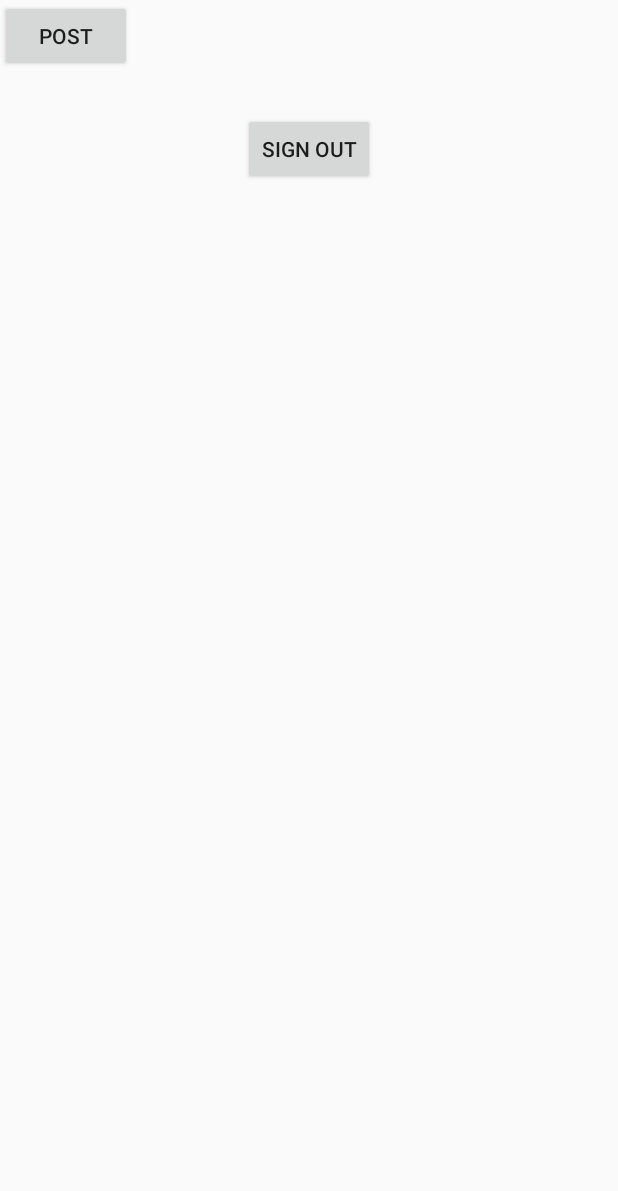
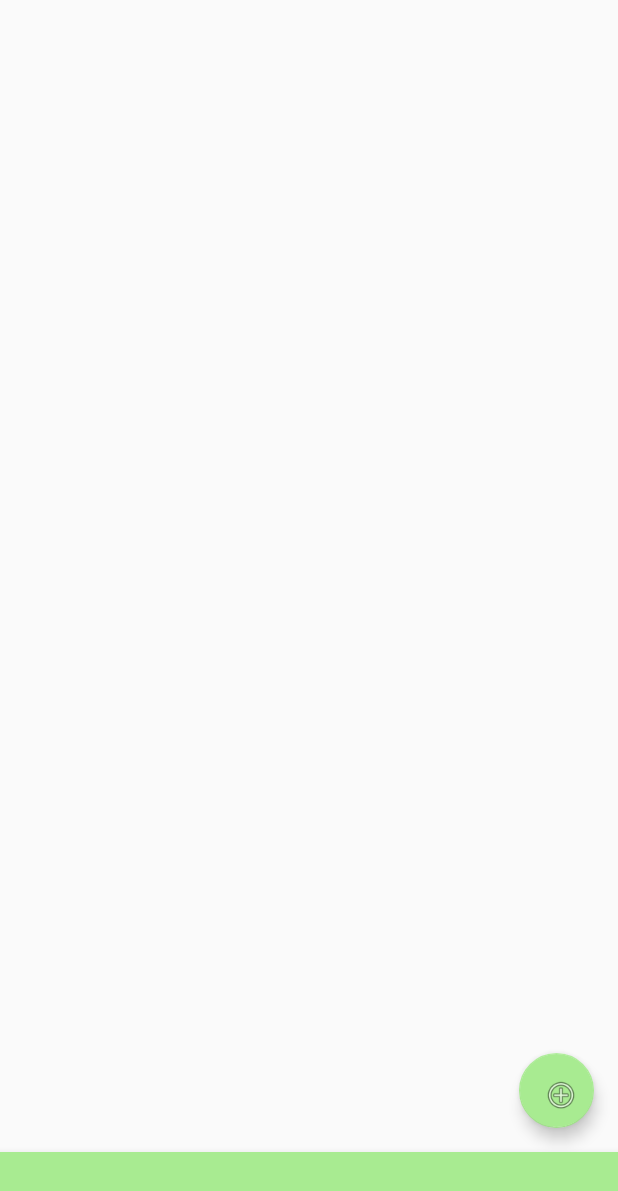
Before and after one commit to Aratnor/AhbapApp, an Android app: the layout activity_main.xml on its own in the app's theme, with its tools: preview values and no code run, on a phone screen of 412 x 824 dp. Shown: the top 1191 px of the screen. Run offline under Robolectric (Android 15) with nearby library versions, the phone set to English and light mode, and no system bars.

Commit message:
add bottom nav

```diff
--- a/app/src/main/res/layout/activity_main.xml
+++ b/app/src/main/res/layout/activity_main.xml
@@ -7,30 +7,28 @@
     android:layout_height="match_parent"
     tools:context="com.example.pasta.ahbapapp.MainActivity">
 
-  <TextView
-      android:id="@+id/textView"
-      android:layout_width="wrap_content"
+  <android.support.design.widget.FloatingActionButton
+      android:id="@+id/addPostBtn"
+      android:layout_width="50dp"
+      android:layout_height="50dp"
+      android:layout_marginBottom="16dp"
+      android:layout_marginEnd="16dp"
+      android:clickable="true"
+      android:focusable="true"
+      app:backgroundTint="@color/colorPrimary"
+      app:layout_constraintBottom_toTopOf="@+id/mainBottomNav"
+      app:layout_constraintEnd_toEndOf="parent"
+      app:srcCompat="@android:drawable/ic_menu_add" />
+
+  <android.support.design.widget.BottomNavigationView
+      android:id="@+id/mainBottomNav"
+      android:layout_width="0dp"
       android:layout_height="wrap_content"
-      android:textSize="50sp"
-      />
-  <Button
-      android:id="@+id/sign_out"
-      android:layout_width="wrap_content"
-      android:layout_height="wrap_content"
-      android:layout_marginEnd="8dp"
-      android:layout_marginStart="8dp"
-      android:layout_marginTop="8dp"
-      android:text="Sign Out"
+      android:background="@color/colorPrimary"
+      app:menu="@menu/bottom_menu"
+      app:layout_constraintBottom_toBottomOf="parent"
       app:layout_constraintEnd_toEndOf="parent"
-      app:layout_constraintStart_toStartOf="parent"
-      app:layout_constraintTop_toBottomOf="@+id/textView"
-      />
+      app:layout_constraintStart_toStartOf="parent" />
 
-  <Button
-      android:layout_width="wrap_content"
-      android:layout_height="wrap_content"
-      android:text="Post"
-      android:id="@+id/post"
-      />
 
 </android.support.constraint.ConstraintLayout>
--- /dev/null
+++ b/app/src/main/res/menu/bottom_menu.xml
@@ -0,0 +1,10 @@
+<?xml version="1.0" encoding="utf-8"?>
+<menu xmlns:app="http://schemas.android.com/apk/res-auto"
+    xmlns:android="http://schemas.android.com/apk/res/android">
+
+    <item
+        android:id="@+id/home"
+        android:icon="@drawable/googleg_standard_color_18"
+        android:title="Anasayfa"
+        android:visible="true" />
+</menu>
--- a/app/src/main/res/values/colors.xml
+++ b/app/src/main/res/values/colors.xml
@@ -1,7 +1,8 @@
 <?xml version="1.0" encoding="utf-8"?>
 <resources>
-  <color name="colorPrimary">#3F51B5</color>
-  <color name="colorPrimaryDark">#303F9F</color>
+  <color name="colorPrimary">#A8EB91</color>
+  <color name="colorPrimaryDark">#77b862</color>
+  <color name="colorPrimaryLight">#dbffc2</color>
   <color name="colorAccent">#FF4081</color>
   <color name="colorBlack">#000000</color>
 </resources>
```
Also changed, not shown: app/src/main/res/drawable-hdpi/ic_home_white_24dp.png (added), app/src/main/res/drawable-mdpi/ic_home_white_24dp.png (added), app/src/main/res/drawable-xhdpi/ic_home_white_24dp.png (added), app/src/main/res/drawable-xxhdpi/ic_home_white_24dp.png (added), app/src/main/res/drawable-xxxhdpi/ic_home_white_24dp.png (added).
